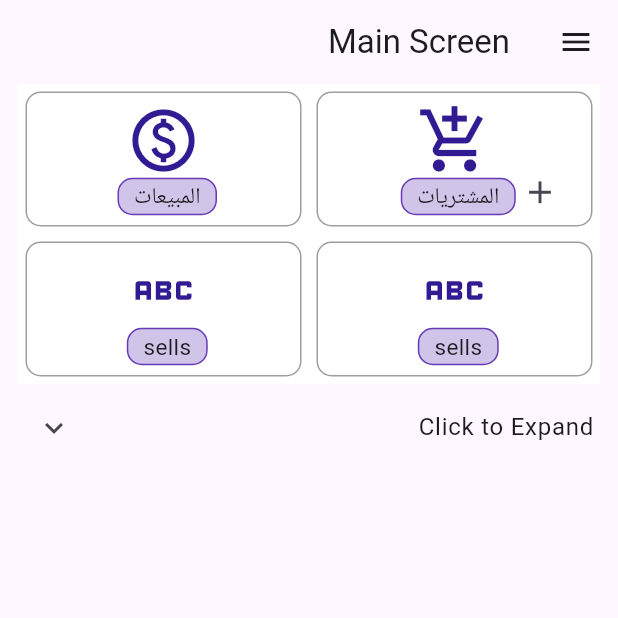
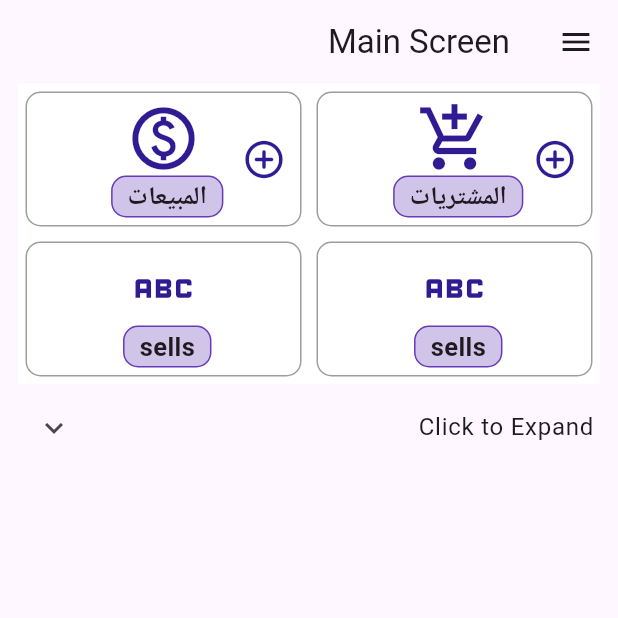
Before and after one commit to aaref-sh/EC-Client, a Flutter app: the screen it shows after launch, on a phone screen of 412 x 824 dp, the top half of it. Run offline on Flutter 3.47's test engine with Material 3 defaults, Android fonts, the phone set to English and light mode, and no system bars; missing offline and left inert: vtable.

Commit message:
Update home, dialog, and sell components; add functions and resources helpers
* Remove `AddForwardPurchase` and `AddForwardSell` components
* Update `HomePage` component to use a new `MainScreenButton`

```diff
--- a/lib/helpers/resources.dart
+++ b/lib/helpers/resources.dart
@@ -3,3 +3,5 @@ const resName = "الاسم";
 const resDate = "تاريخ";
 const resTotal = "الاجمالي";
 const resAmount = "المبلغ";
+const resPurchases = "المشتريات";
+const resSells = "المبيعات";
--- /dev/null
+++ b/lib/helpers/settings.dart
@@ -0,0 +1,2 @@
+bool showTableHeaders = true;
+String lang = 'ar';
--- a/lib/routes/home.dart
+++ b/lib/routes/home.dart
@@ -3,9 +3,12 @@
 // ignore_for_file: prefer_const_constructors
 
 import 'package:flutter/material.dart';
+import 'package:tt/components/dialog.dart';
 import 'package:tt/helpers/functions.dart';
-import 'package:tt/routes/purchases/add_forward_purchase.dart';
+import 'package:tt/helpers/resources.dart';
+import 'package:tt/routes/purchases/add_purchase.dart';
 import 'package:tt/routes/purchases/purchases.dart';
+import 'package:tt/routes/sell/add_sell.dart';
 import 'package:tt/routes/sell/sell.dart';
 
 class HomePage extends StatefulWidget {
@@ -28,7 +31,6 @@ class _HomePageState extends State<HomePage> {
 
   @override
   Widget build(BuildContext context) {
-    var size = MediaQuery.of(context).size;
     return Scaffold(
       appBar: AppBar(
         title: Text('Main Screen'),
@@ -42,17 +44,18 @@ class _HomePageState extends State<HomePage> {
             Row(
               mainAxisAlignment: MainAxisAlignment.center,
               children: [
-                mainItem(size, "المشتريات", Icons.add_shopping_cart_outlined,
-                    Purchase(),
+                MainScreenButton(
+                    resPurchases, Icons.add_shopping_cart_outlined, Purchase(),
                     addWidget: AddForwardPurchase()),
-                mainItem(size, "المبيعات", Icons.paid_outlined, Sells()),
+                MainScreenButton(resSells, Icons.paid_outlined, Sells(),
+                    addWidget: AddSells()),
               ],
             ),
             Row(
               mainAxisAlignment: MainAxisAlignment.center,
               children: [
-                mainItem(size, "sells", Icons.abc, Purchase()),
-                mainItem(size, "sells", Icons.abc, Purchase()),
+                MainScreenButton("sells", Icons.abc, Purchase()),
+                MainScreenButton("sells", Icons.abc, Purchase()),
               ],
             ),
             ExpansionTile(
@@ -78,24 +81,6 @@ class _HomePageState extends State<HomePage> {
       ),
     );
   }
-
-  Container mainItem(Size size, String text, IconData icon, Widget route,
-      {Widget? addWidget}) {
-    return Container(
-        // height: 100,
-        width: size.width / 2 - 12,
-        color: Colors.white,
-        height: 100,
-        child: Padding(
-          padding: const EdgeInsets.all(5.0),
-          child: MainScreenButton(
-            icon,
-            text,
-            route,
-            addWidget: addWidget,
-          ),
-        ));
-  }
 }
 
 class MainScreenButton extends StatelessWidget {
@@ -103,12 +88,17 @@ class MainScreenButton extends StatelessWidget {
   final String label;
   final Widget? addWidget;
   final Widget route;
-  const MainScreenButton(this.icon, this.label, this.route,
+  const MainScreenButton(this.label, this.icon, this.route,
       {this.addWidget, super.key});
 
   @override
   Widget build(BuildContext context) {
-    return GestureDetector(
+    return Container(
+      width: MediaQuery.of(context).size.width / 2 - 12,
+      color: Colors.white,
+      height: 100,
+      padding: const EdgeInsets.all(5.0),
+      child: GestureDetector(
         onTap: () {
           navigateTo(context, to: route, type: PushMethod.push);
         },
@@ -140,12 +130,14 @@ class MainScreenButton extends StatelessWidget {
                             color: Colors.deepPurple[100],
                             border: Border.all(
                                 width: 1.0,
-                              color: Colors.deepPurple), // Thin, rounded border
+                                color:
+                                    Colors.deepPurple), // Thin, rounded border
                             borderRadius: BorderRadius.circular(10.0),
                           ),
                           child: Text(
                             label,
-                          style: TextStyle(fontSize: 15),
+                            style: TextStyle(
+                                fontSize: 17, fontWeight: FontWeight.w700),
                           )), // Label
                       SizedBox(width: 5.0),
                     ],
@@ -153,20 +145,24 @@ class MainScreenButton extends StatelessWidget {
                 ],
               ),
               Positioned(
-                right: 10,
-                bottom: -2,
+                right: 0,
+                bottom: 20,
                 child: addWidget == null
                     ? Container()
                     : IconButton(
-                        padding: EdgeInsets.all(5.0),
-                        icon: Icon(Icons.add, size: 25.0),
+                        color: Colors.deepPurple[900],
+                        icon:
+                            Icon(Icons.add_circle_outline_rounded, size: 30.0),
                         onPressed: () {
                           navigateTo(context, to: route, type: PushMethod.push);
-                          navigateTo(context,
-                              to: addWidget, type: PushMethod.push);
+                          showDialogBox(context, addWidget!);
+                          // navigateTo(context,
+                          //     to: addWidget, type: PushMethod.push);
                         },
-                      ))
+                      ),
+              ),
             ],
+          ),
         ),
       ),
     );
```
Also changed, not shown: lib/components/dialog.dart (+10 -42 lines), lib/helpers/functions.dart (+23 -0 lines), lib/routes/sell/sell.dart (+7 -6 lines), lib/routes/purchases/add_purchase.dart (renamed from lib/routes/purchases/add_forward_purchase.dart), lib/routes/sell/add_sell.dart (renamed from lib/routes/sell/add_forward_sell.dart). Lines whose indentation alone changed are shown as unchanged.
